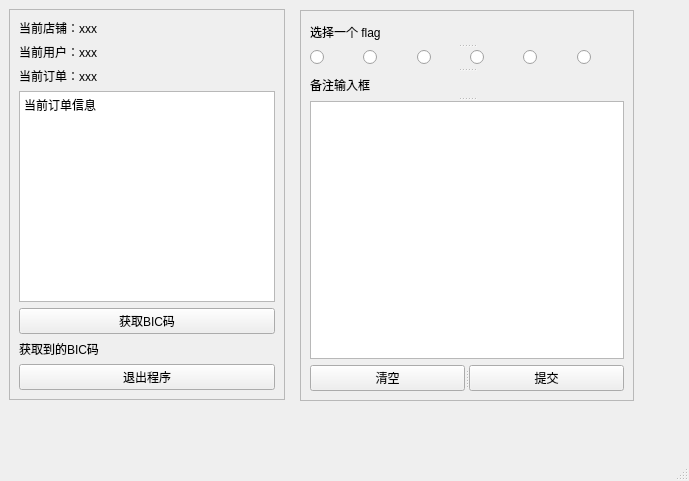
Before: the Qt Designer form ui_files/new_ui_0502.ui in Assiyvril/remark_gui, drawn with Qt 5.
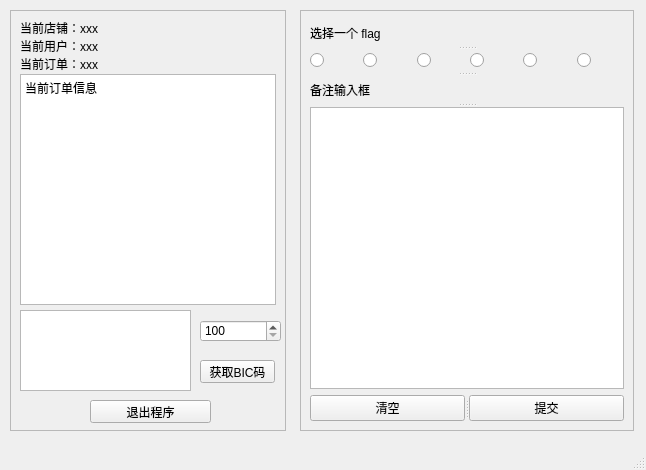
After: the same form once the commit is applied. Icons and pictures are not drawn.

The edit to the form file:
```diff
--- a/ui_files/new_ui_0502.ui
+++ b/ui_files/new_ui_0502.ui
@@ -6,8 +6,8 @@
    <rect>
     <x>0</x>
     <y>0</y>
-    <width>689</width>
-    <height>481</height>
+    <width>646</width>
+    <height>470</height>
    </rect>
   </property>
   <property name="windowTitle">
@@ -17,10 +17,10 @@
    <widget class="QFrame" name="frame">
     <property name="geometry">
      <rect>
-      <x>9</x>
-      <y>9</y>
+      <x>10</x>
+      <y>10</y>
       <width>276</width>
-      <height>391</height>
+      <height>421</height>
      </rect>
     </property>
     <property name="frameShape">
@@ -29,30 +29,54 @@
     <property name="frameShadow">
      <enum>QFrame::Raised</enum>
     </property>
-    <layout class="QVBoxLayout" name="verticalLayout">
-     <item>
       <widget class="QLabel" name="CurrentStoreLabel">
+     <property name="geometry">
+      <rect>
+       <x>10</x>
+       <y>10</y>
+       <width>241</width>
+       <height>16</height>
+      </rect>
+     </property>
        <property name="text">
         <string>当前店铺：xxx</string>
        </property>
       </widget>
-     </item>
-     <item>
       <widget class="QLabel" name="CurrentUserLabel">
+     <property name="geometry">
+      <rect>
+       <x>10</x>
+       <y>28</y>
+       <width>241</width>
+       <height>16</height>
+      </rect>
+     </property>
        <property name="text">
         <string>当前用户：xxx</string>
        </property>
       </widget>
-     </item>
-     <item>
       <widget class="QLabel" name="CurrentOrderLabel">
+     <property name="geometry">
+      <rect>
+       <x>10</x>
+       <y>46</y>
+       <width>241</width>
+       <height>16</height>
+      </rect>
+     </property>
        <property name="text">
         <string>当前订单：xxx</string>
        </property>
       </widget>
-     </item>
-     <item>
       <widget class="QTextBrowser" name="CurrentOrderInfo">
+     <property name="geometry">
+      <rect>
+       <x>10</x>
+       <y>64</y>
+       <width>256</width>
+       <height>231</height>
+      </rect>
+     </property>
        <property name="html">
         <string>&lt;!DOCTYPE HTML PUBLIC &quot;-//W3C//DTD HTML 4.0//EN&quot; &quot;http://www.w3.org/TR/REC-html40/strict.dtd&quot;&gt;
 &lt;html&gt;&lt;head&gt;&lt;meta name=&quot;qrichtext&quot; content=&quot;1&quot; /&gt;&lt;style type=&quot;text/css&quot;&gt;
@@ -61,29 +85,72 @@
 &lt;p style=&quot; margin-top:0px; margin-bottom:0px; margin-left:0px; margin-right:0px; -qt-block-indent:0; text-indent:0px;&quot;&gt;当前订单信息&lt;/p&gt;&lt;/body&gt;&lt;/html&gt;</string>
        </property>
       </widget>
-     </item>
-     <item>
       <widget class="QPushButton" name="GetBicButton">
+     <property name="geometry">
+      <rect>
+       <x>190</x>
+       <y>350</y>
+       <width>75</width>
+       <height>23</height>
+      </rect>
+     </property>
        <property name="text">
         <string>获取BIC码</string>
        </property>
       </widget>
-     </item>
-     <item>
-      <widget class="QLabel" name="BicLabel">
-       <property name="text">
-        <string>获取到的BIC码</string>
-       </property>
-      </widget>
-     </item>
-     <item>
       <widget class="QPushButton" name="QuitButton">
+     <property name="geometry">
+      <rect>
+       <x>80</x>
+       <y>390</y>
+       <width>121</width>
+       <height>23</height>
+      </rect>
+     </property>
        <property name="text">
         <string>退出程序</string>
        </property>
       </widget>
-     </item>
-    </layout>
+    <widget class="QSpinBox" name="BicCountInput">
+     <property name="geometry">
+      <rect>
+       <x>190</x>
+       <y>310</y>
+       <width>81</width>
+       <height>22</height>
+      </rect>
+     </property>
+     <property name="minimum">
+      <number>100</number>
+     </property>
+     <property name="maximum">
+      <number>5000</number>
+     </property>
+     <property name="singleStep">
+      <number>100</number>
+     </property>
+     <property name="stepType">
+      <enum>QAbstractSpinBox::DefaultStepType</enum>
+     </property>
+    </widget>
+    <widget class="QTextBrowser" name="BicLabel">
+     <property name="geometry">
+      <rect>
+       <x>10</x>
+       <y>300</y>
+       <width>171</width>
+       <height>81</height>
+      </rect>
+     </property>
+     <property name="documentTitle">
+      <string/>
+     </property>
+     <property name="markdown">
+      <string>请在右侧数字输入框输入要获取的BIC数量，必须是100 的整数倍，取值范围在100 ~ 5000之间
+
+</string>
+     </property>
+    </widget>
    </widget>
    <widget class="QFrame" name="frame_2">
     <property name="geometry">
@@ -107,7 +174,7 @@
       <x>300</x>
       <y>10</y>
       <width>334</width>
-      <height>391</height>
+      <height>421</height>
      </rect>
     </property>
     <property name="frameShape">
@@ -127,7 +194,7 @@
          <string>选择一个 flag</string>
         </property>
        </widget>
-       <widget class="QWidget" name="">
+       <widget class="QWidget" name="layoutWidget">
         <layout class="QHBoxLayout" name="horizontalLayout">
          <item>
           <widget class="QRadioButton" name="FlagRed">
```
Left out of the diff: 6 changed lines with no effect on the pictures. Lines whose indentation alone changed are shown as unchanged.
